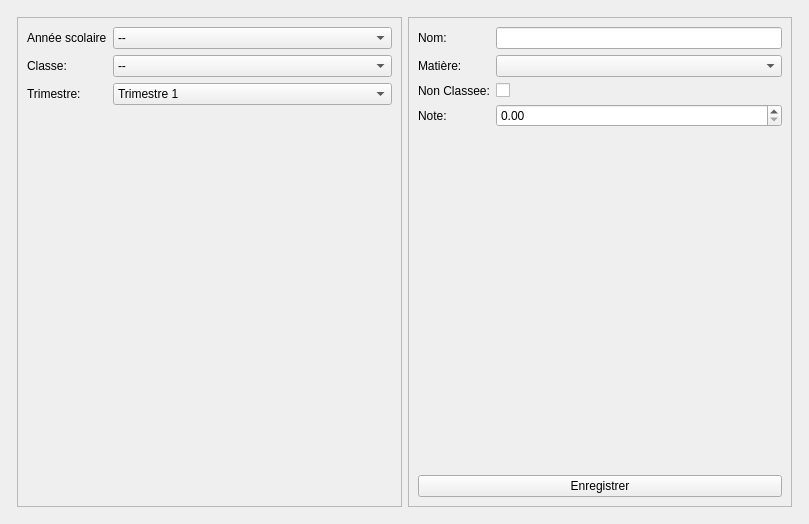
Old version of the form notespage.ui in the repository self-root/lycee.
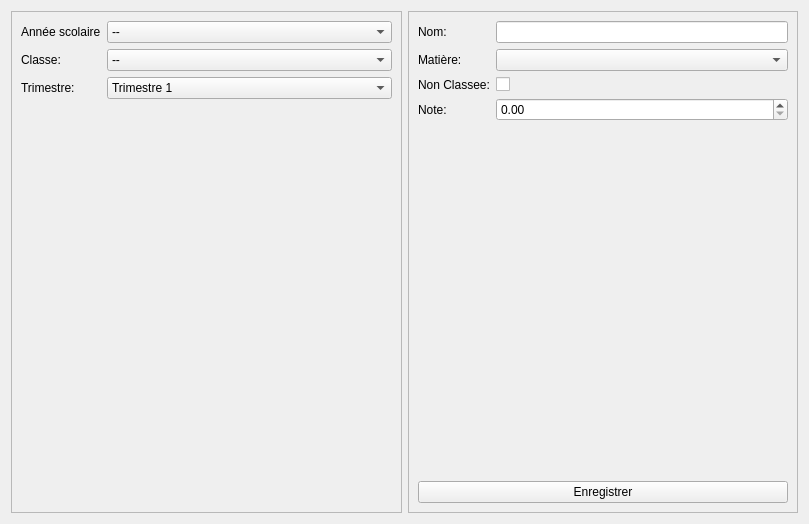
New version of the form.

Diff of the .ui file:
```diff
--- a/notespage.ui
+++ b/notespage.ui
@@ -19,16 +19,16 @@
      <item>
       <layout class="QHBoxLayout" name="horizontalLayout_2" stretch="4,4">
        <property name="leftMargin">
-        <number>6</number>
+        <number>0</number>
        </property>
        <property name="topMargin">
-        <number>6</number>
+        <number>0</number>
        </property>
        <property name="rightMargin">
-        <number>6</number>
+        <number>0</number>
        </property>
        <property name="bottomMargin">
-        <number>6</number>
+        <number>0</number>
        </property>
        <item>
         <widget class="QFrame" name="frame">
```
